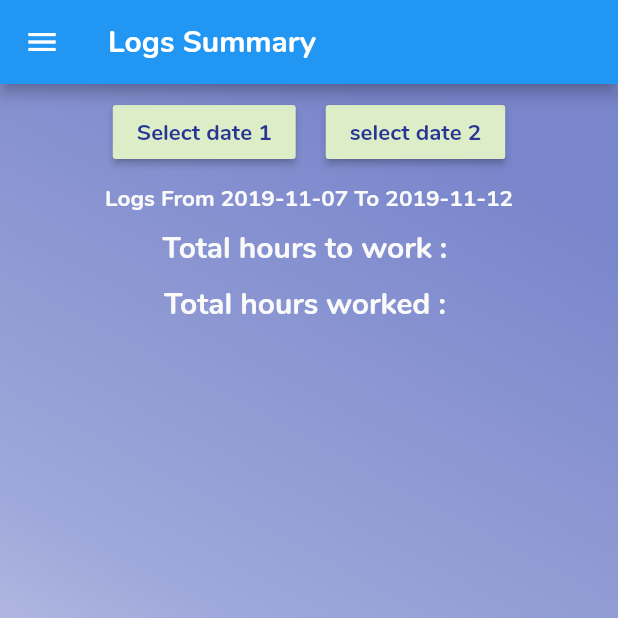
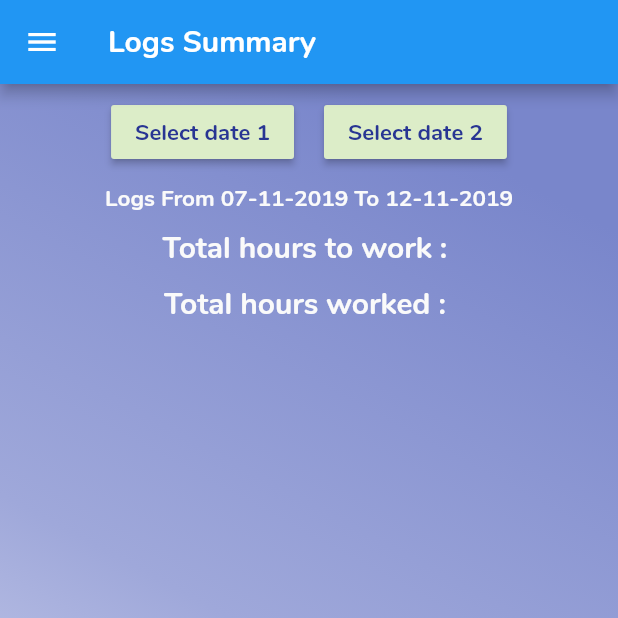
Before and after one commit to VM8198/flutter_attendence, a Flutter app: the ShowLogs screen opened directly, on a phone screen of 412 x 824 dp, the top half of it. Run offline on Flutter 3.47's test engine with Material 2 defaults, Android fonts, the phone set to English and light mode, and no system bars; our stand-ins replace date_format, shared_preferences; accounts and stored records are empty; network calls fail.

Commit message:
animations added

```diff
--- a/lib/services.dart
+++ b/lib/services.dart
@@ -7,7 +7,7 @@ import 'package:shared_preferences/shared_preferences.dart';
 
 // const baseUrl = 'https://attendence.raoinformationtechnology.com:4000/';
  const baseUrl = 'http://192.168.1.18:5000/';
-// const baseUrl = 'http://192.168.1.39:4000/';
+// const baseUrl = 'http://192.168.1.26:4000/';
 
 Future login(String uname, String password) async {
   var body = {'email': uname, 'password': password};
--- a/lib/showLogs.dart
+++ b/lib/showLogs.dart
@@ -3,6 +3,7 @@ import 'classes/attendence.dart';
 import 'services.dart';
 import 'drawer.dart';
 import 'style/loader.dart';
+import 'package:date_format/date_format.dart';
 
 class ShowLogs extends StatefulWidget {
   final Future<String> value;
@@ -14,22 +15,44 @@ class ShowLogs extends StatefulWidget {
   _ShowLogsState createState() => _ShowLogsState();
 }
 
-class _ShowLogsState extends State<ShowLogs> {
+class _ShowLogsState extends State<ShowLogs> with TickerProviderStateMixin {
+
+   AnimationController controller;
+  Animation animation;
+
+  @override
+  @mustCallSuper
+  void initState() {
+    super.initState();
+    controller =
+        AnimationController(duration: Duration(seconds: 5), vsync: this);
+
+    animation = CurvedAnimation(parent: controller, curve: Curves.bounceInOut);
+    controller.forward();
+  }
+
   DateTime selectedDate1 = DateTime.now(); //assign todays date to both dates
   DateTime selectedDate2 = DateTime.now();
   String worked = '';
   String toWork = '';
   bool flag = false;
-  String date1ToShow = DateTime.now().subtract(Duration(days: 5)).toString().split(" ")[0];
-  String date2ToShow = DateTime.now().toString().split(" ")[0];
+  String date1ToShow = formatDate(
+          DateTime.now().subtract(Duration(days: 5)), [dd, '-', mm, '-', yyyy])
+      .toString()
+      .split(" ")[0];
+  String date2ToShow = formatDate(DateTime.now(), [dd, '-', mm, '-', yyyy])
+      .toString()
+      .split(" ")[0];
   bool isDate1Selected = false;
   @override
   Widget build(BuildContext context) {
     var size = MediaQuery.of(context).size;
-    final double itemHeight = size.height/2.3;
+    final double itemHeight = size.height / 2.3;
     final double itemWidth = size.width;
     return Scaffold(
-        appBar: AppBar(title: Text("Logs Summary"),),
+        appBar: AppBar(
+          title: Text("Logs Summary"),
+        ),
         drawer: MyDrawer(),
         body: Container(
           decoration: BoxDecoration(
@@ -37,15 +60,18 @@ class _ShowLogsState extends State<ShowLogs> {
                   begin: Alignment.topRight,
                   end: Alignment.bottomLeft,
                   // Add one stop for each color. Stops should increase from 0 to 1
-          stops: [0.1, 0.5, 0.7, 0.9],
+                  stops: [
+                0.1,
+                0.5,
+                0.7,
+                0.9
+              ],
                   colors: [
                 Colors.indigo[300],
                 Colors.indigo[200],
                 Colors.indigo[100],
                 Colors.indigo[50],
-            ]
-          )
-        ),
+              ])),
           child: Center(
             child: Column(
               children: <Widget>[
@@ -64,21 +90,29 @@ class _ShowLogsState extends State<ShowLogs> {
                                 onPressed: () {
                                   _selectDate1(context);
                                 },
-                                child: Text("Select date 1", style: TextStyle(fontWeight: FontWeight.bold, fontSize: 15, color: Colors.indigo[800])),
+                                child: Text("Select date 1",
+                                    style: TextStyle(
+                                        fontWeight: FontWeight.bold,
+                                        fontSize: 15,
+                                        color: Colors.indigo[800])),
                               ),
                               Padding(
                                 padding: EdgeInsets.symmetric(horizontal: 10),
                               ),
                               IgnorePointer(
                                 //if date 1 is not selected then it is disabled
-                                ignoring: !isDate1Selected ,
+                                ignoring: !isDate1Selected,
                                 child: RaisedButton(
-                                  color:Colors.lightGreen[100],
+                                  color: Colors.lightGreen[100],
                                   textColor: Colors.blueAccent,
                                   onPressed: () {
                                     _selectDate2(context);
                                   },
-                                  child: Text("select date 2", style: TextStyle(fontWeight: FontWeight.bold, fontSize: 15, color: Colors.indigo[800])),
+                                  child: Text("Select date 2",
+                                      style: TextStyle(
+                                          fontWeight: FontWeight.bold,
+                                          fontSize: 15,
+                                          color: Colors.indigo[800])),
                                 ),
                               )
                             ],
@@ -95,7 +129,11 @@ class _ShowLogsState extends State<ShowLogs> {
                                   padding: EdgeInsets.all(10),
                                   child: Column(
                                     children: <Widget>[
-                                      Text("Logs From "+date1ToShow+" To "+date2ToShow,
+                                      Text(
+                                          "Logs From " +
+                                              date1ToShow +
+                                              " To " +
+                                              date2ToShow,
                                           style: TextStyle(
                                               color: Colors.grey[50],
                                               fontWeight: FontWeight.bold,
@@ -127,7 +165,11 @@ class _ShowLogsState extends State<ShowLogs> {
                                   padding: EdgeInsets.all(10),
                                   child: Column(
                                     children: <Widget>[
-                                      Text("Logs From "+date1ToShow+" To "+date2ToShow,
+                                      Text(
+                                          "Logs From " +
+                                              date1ToShow +
+                                              " To " +
+                                              date2ToShow,
                                           style: TextStyle(
                                               color: Colors.grey[50],
                                               fontWeight: FontWeight.bold,
@@ -178,57 +220,104 @@ class _ShowLogsState extends State<ShowLogs> {
                         List<dynamic> logs =
                             data.multipleDaysLogs.reversed.toList();
                         return GridView.count(
-                        crossAxisCount: MediaQuery.of(context).orientation == Orientation.landscape ? 4 : 2,
+                          crossAxisCount: MediaQuery.of(context).orientation ==
+                                  Orientation.landscape
+                              ? 4
+                              : 2,
                           padding: EdgeInsets.all(8.0),
                           crossAxisSpacing: 8.0,
                           mainAxisSpacing: 5.0,
-                        childAspectRatio: MediaQuery.of(context).orientation == Orientation.landscape ? (1) : (itemWidth/itemHeight) ,
-                        children: List.generate(logs.length,(index) {
+                          childAspectRatio:
+                              MediaQuery.of(context).orientation ==
+                                      Orientation.landscape
+                                  ? (1)
+                                  : (itemWidth / itemHeight),
+                          children: List.generate(logs.length, (index) {
                             return Container(
+                              child: ScaleTransition(
+                              scale: animation,
                                 child: Card(
                                     color: Colors.lightGreen[100],
                                     elevation: 10,
                                     child: InkWell(
-                              onTap: (){
+                                        onTap: () {
                                           openDialog(logs[index].timeLog);
                                         },
-                              child:  Column(
+                                        child: Column(
                                           children: <Widget>[
-                                Row(children: <Widget>[
+                                            Row(
+                                              children: <Widget>[
                                                 Padding(
-                                    padding: const EdgeInsets.only(left: 8.0,top: 8.0),
-                                    child: Text(logs[index].date.toString().split("T")[0],
-                                      style: TextStyle(fontSize: 20,fontWeight: FontWeight.bold, color: Colors.indigo[800]),
+                                                  padding:
+                                                      const EdgeInsets.only(
+                                                          left: 8.0, top: 8.0),
+                                                  child: Text(
+                                                    logs[index]
+                                                        .date
+                                                        .toString()
+                                                        .split("T")[0],
+                                                    style: TextStyle(
+                                                        fontSize: 20,
+                                                        fontWeight:
+                                                            FontWeight.bold,
+                                                        color:
+                                                            Colors.indigo[800]),
                                                   ),
                                                 )
-                                ],),
-                                Row(children: <Widget>[
+                                              ],
+                                            ),
+                                            Row(
+                                              children: <Widget>[
                                                 Padding(
-                                    padding: const EdgeInsets.symmetric(horizontal: 8.0),
-                                    child: Text(logs[index].day,
-                                      style: TextStyle(fontSize: 15, color: Colors.indigo[800]),
+                                                  padding: const EdgeInsets
+                                                          .symmetric(
+                                                      horizontal: 8.0),
+                                                  child: Text(
+                                                    logs[index].day,
+                                                    style: TextStyle(
+                                                        fontSize: 15,
+                                                        color:
+                                                            Colors.indigo[800]),
                                                   ),
                                                 )
-                                ],),
-                                Row(children: <Widget>[
+                                              ],
+                                            ),
+                                            Row(
+                                              children: <Widget>[
                                                 Padding(
-                                    padding: const EdgeInsets.only(top: 15, left: 8.0),
-                                    child: Text("Total Hours :",
-                                      style: TextStyle(fontWeight: FontWeight.bold, fontSize: 15, color: Colors.indigo[800]),
+                                                  padding:
+                                                      const EdgeInsets.only(
+                                                          top: 15, left: 8.0),
+                                                  child: Text(
+                                                    "Total Hours :",
+                                                    style: TextStyle(
+                                                        fontWeight:
+                                                            FontWeight.bold,
+                                                        fontSize: 15,
+                                                        color:
+                                                            Colors.indigo[800]),
                                                   ),
                                                 )
-                                ],),
-                                Row(children: <Widget>[
+                                              ],
+                                            ),
+                                            Row(
+                                              children: <Widget>[
                                                 Padding(
-                                    padding: const EdgeInsets.only(left: 8.0),
-                                    child: Text(logs[index].difference,
-                                        style: TextStyle(fontSize: 15, color: Colors.indigo[800]),
+                                                  padding:
+                                                      const EdgeInsets.only(
+                                                          left: 8.0),
+                                                  child: Text(
+                                                    logs[index].difference,
+                                                    style: TextStyle(
+                                                        fontSize: 15,
+                                                        color:
+                                                            Colors.indigo[800]),
                                                   ),
                                                 ),
-                                ],),
                                               ],
-                          )
-                          )));
+                                            ),
+                                          ],
+                                        )))));
                           }),
                         );
                       }
@@ -263,15 +352,18 @@ class _ShowLogsState extends State<ShowLogs> {
                           begin: Alignment.topRight,
                           end: Alignment.bottomLeft,
                           // Add one stop for each color. Stops should increase from 0 to 1
-                    stops: [0.1, 0.5, 0.7, 0.9],
+                          stops: [
+                        0.1,
+                        0.5,
+                        0.7,
+                        0.9
+                      ],
                           colors: [
                         Colors.indigo[300],
                         Colors.indigo[200],
                         Colors.indigo[100],
                         Colors.indigo[50],
-                      ]
-                  )
-                ),
+                      ])),
                   child: Column(
                     mainAxisAlignment: MainAxisAlignment.center,
                     children: <Widget>[
@@ -295,7 +387,8 @@ class _ShowLogsState extends State<ShowLogs> {
                                       child: Text("In",
                                           textAlign: TextAlign.center,
                                           style: TextStyle(
-                                          fontSize: 30, color: Colors.black)),
+                                              fontSize: 30,
+                                              color: Colors.black)),
                                     ),
                                   ),
                                   Container(
@@ -305,7 +398,8 @@ class _ShowLogsState extends State<ShowLogs> {
                                       child: Text("Out",
                                           textAlign: TextAlign.center,
                                           style: TextStyle(
-                                          fontSize: 30, color: Colors.black)),
+                                              fontSize: 30,
+                                              color: Colors.black)),
                                     ),
                                   )
                                 ])
@@ -336,7 +430,8 @@ class _ShowLogsState extends State<ShowLogs> {
                                       child: Text(timeLog[position].outTime,
                                           textAlign: TextAlign.center,
                                           style: TextStyle(
-                                          fontSize: 20, color: Colors.black)),
+                                              fontSize: 20,
+                                              color: Colors.black)),
                                     ),
                                   )
                                 ],
@@ -359,10 +454,12 @@ class _ShowLogsState extends State<ShowLogs> {
         initialDate: selectedDate1,
         firstDate: DateTime(2015, 8),
         lastDate: DateTime(2101));
-    if (picked != null ){// && picked != selectedDate1) {
+    if (picked != null) {
       selectedDate1 = picked;
       setState(() {
-        date1ToShow = picked.toString().split(" ")[0];
+        date1ToShow = formatDate(picked, [dd, '-', mm, '-', yyyy])
+            .toString()
+            .split(" ")[0];
         isDate1Selected = true;
       });
     }
@@ -375,11 +472,13 @@ class _ShowLogsState extends State<ShowLogs> {
           initialDate: selectedDate2,
           firstDate: DateTime(2015, 8),
           lastDate: DateTime(2101));
-      if (picked != null && picked != selectedDate2){
+      if (picked != null && picked != selectedDate2) {
         selectedDate2 = picked;
       }
       setState(() {
-        date2ToShow = picked.toString().split(" ")[0];
+        date2ToShow = formatDate(picked, [dd, '-', mm, '-', yyyy])
+            .toString()
+            .split(" ")[0];
         flag = true;
         isDate1Selected = false;
       });
--- a/pubspec.yaml
+++ b/pubspec.yaml
@@ -21,6 +21,7 @@ dependencies:
   json_annotation: '^3.0.0'
   shared_preferences: "0.5.3"
   dynamic_widget: ^0.0.3
+  date_format: ^1.0.8
   flutter:
     sdk: flutter
 
@@ -33,6 +34,7 @@ dev_dependencies:
     sdk: flutter
 
 font_awesome_flutter: ^8.0.1
+
 # For information on the generic Dart part of this file, see the
 # following page: https://dart.dev/tools/pub/pubspec
 
@@ -42,6 +44,8 @@ flutter:
     - family: Nunito
       fonts:
         - asset: fonts/Nunito-Bold.ttf
+
+
    uses-material-design: true
    assets:
     - assets/images/
```
Also changed, not shown: lib/drawer.dart (+5 -4 lines), lib/first.dart (+20 -9 lines), lib/main.dart (+25 -4 lines), lib/profile.dart (added, +58 -0 lines), pubspec.lock. Lines whose indentation alone changed are shown as unchanged.
